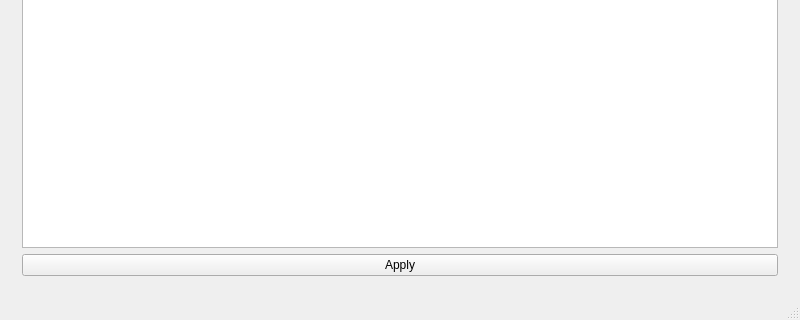
Qt form mainwindow.ui (lliurex/lliurex-quota-gui) before a commit; both pictures show x 0 to 800 and y 280 to 600 of the 800 by 600 pixel window.
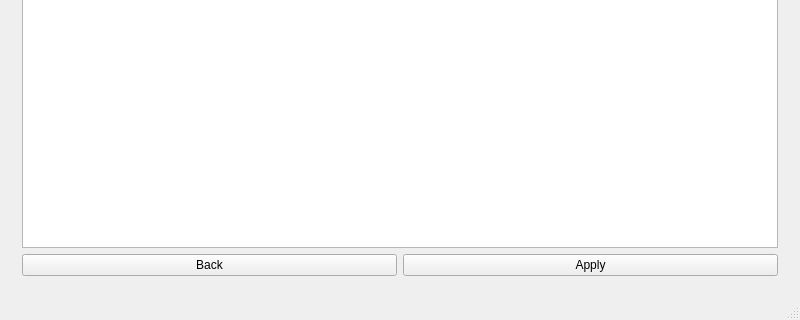
The same form after that commit. The open tabs and pages were chosen to show the change. Icons and pictures are not drawn.

Commit message: Add cell listeners, confirmation table & back button

```diff
--- a/mainwindow.ui
+++ b/mainwindow.ui
@@ -952,11 +952,22 @@
          <widget class="QTableView" name="table_pending"/>
         </item>
         <item>
-         <widget class="QPushButton" name="btn_apply_final">
-          <property name="text">
-           <string>Apply</string>
-          </property>
-         </widget>
+         <layout class="QHBoxLayout" name="horizontalLayout_4">
+          <item>
+           <widget class="QPushButton" name="btn_pending_back">
+            <property name="text">
+             <string>Back</string>
+            </property>
+           </widget>
+          </item>
+          <item>
+           <widget class="QPushButton" name="btn_pending_apply">
+            <property name="text">
+             <string>Apply</string>
+            </property>
+           </widget>
+          </item>
+         </layout>
         </item>
        </layout>
       </widget>
```
Left out of the diff: 40 changed lines with no effect on the pictures. The commit also changes 2 other files.
